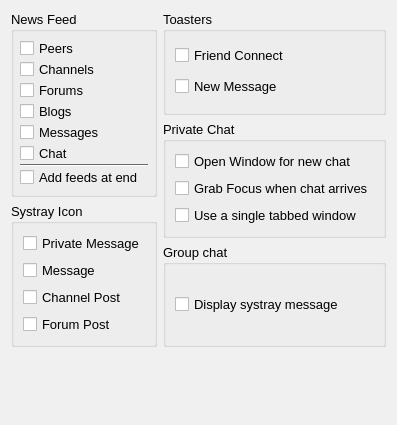
Qt form retroshare-gui/src/gui/settings/NotifyPage.ui (RetroShare/RetroShare) before a commit.
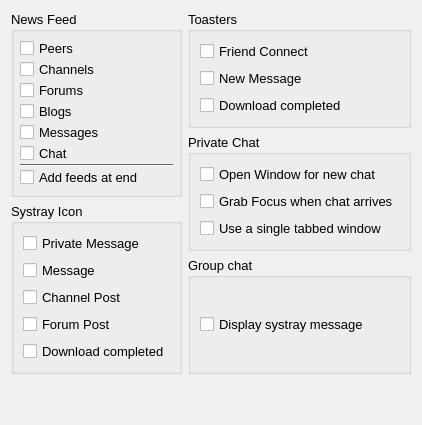
The same form after that commit.

Commit message: Added simple toaster for download complete. Added new icon in MainWindow and systray icon for existing completed downloads. You can enable/disable the toaster and the systray icon in NotifyPage. Recompile of the GUI needed.

```diff
--- a/retroshare-gui/src/gui/settings/NotifyPage.ui
+++ b/retroshare-gui/src/gui/settings/NotifyPage.ui
@@ -609,6 +609,13 @@
             </property>
            </widget>
           </item>
+          <item>
+           <widget class="QCheckBox" name="trayNotify_Transfer">
+            <property name="text">
+             <string>Download completed</string>
+            </property>
+           </widget>
+          </item>
          </layout>
         </widget>
        </item>
@@ -655,6 +662,13 @@
             </property>
            </widget>
           </item>
+          <item>
+           <widget class="QCheckBox" name="popup_DownloadFinished">
+            <property name="text">
+             <string>Download completed</string>
+            </property>
+           </widget>
+          </item>
          </layout>
         </widget>
        </item>
```
The commit also changes 21 other files.
